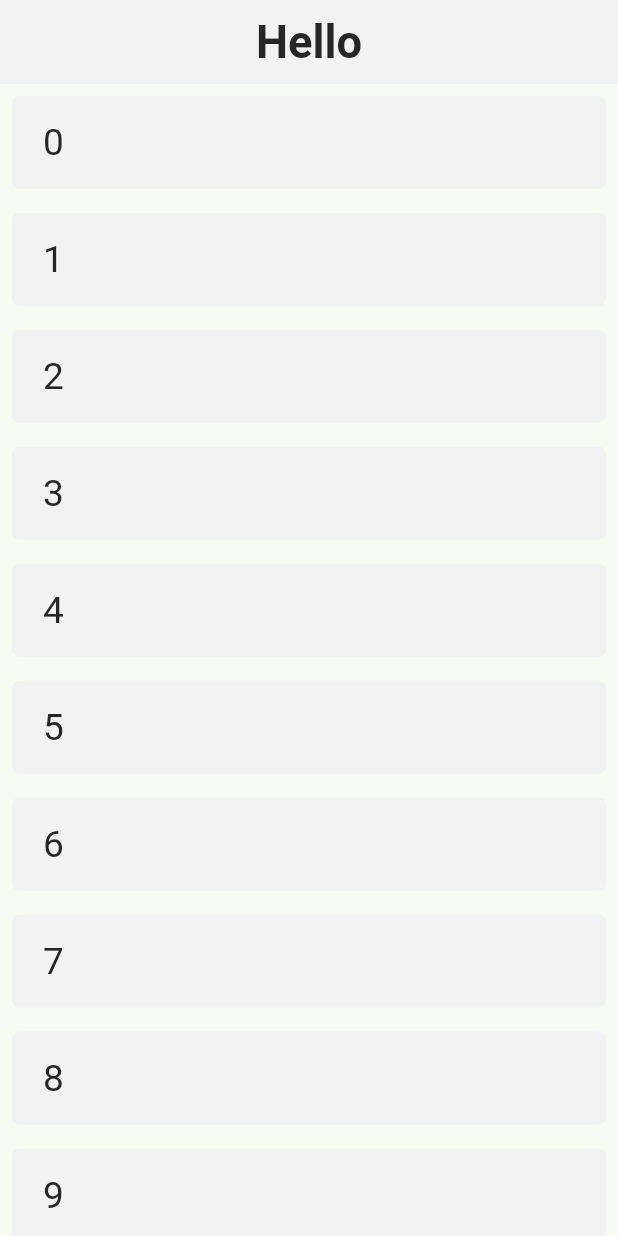
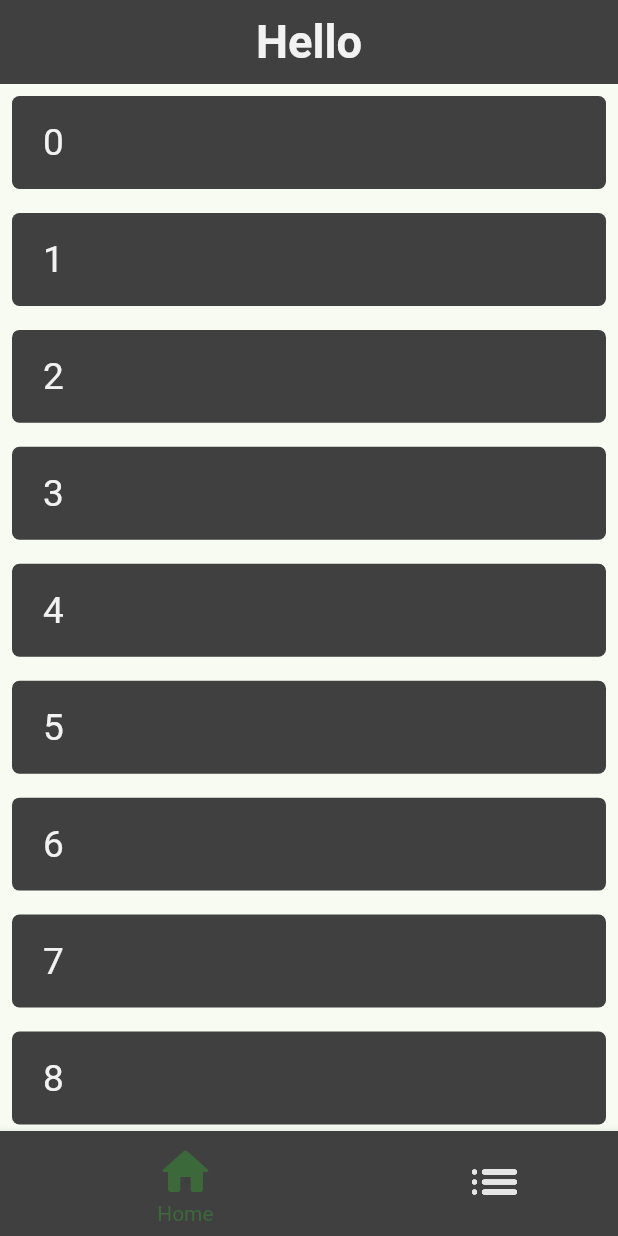
Before and after one commit to kasundularaam/flutter3_startup_project, a Flutter app: the screen it shows after launch, on a phone screen of 412 x 824 dp. Run offline on Flutter 3.47's test engine with Material 2 defaults, Android fonts, the phone set to English and light mode, and no system bars; our stand-ins replace dio, easy_localization, equatable, flutter_bloc, location, shared_preferences and 2 more.

Commit message:
working on theme

```diff
--- a/lib/core/themes/app_theme.dart
+++ b/lib/core/themes/app_theme.dart
@@ -1,10 +1,15 @@
 import 'package:flutter/material.dart';
-import 'package:flutter/scheduler.dart';
 import 'package:flutter/services.dart';
 
 import 'app_colors.dart';
 
 class AppTheme {
+  static ThemeMode currentThemeMode = ThemeMode.light;
+
+  static currentMode(ThemeMode mode) {
+    currentThemeMode = mode;
+  }
+
   static final ThemeData lightTheme = ThemeData(
     colorSchemeSeed: AppColors.primaryColor,
     backgroundColor: AppColors.lightBackgroundColor,
@@ -14,9 +19,6 @@ class AppTheme {
     colorSchemeSeed: AppColors.primaryColor,
     backgroundColor: AppColors.darkBackgroundColor,
   );
-
-  static Brightness get currentSystemBrightness =>
-      SchedulerBinding.instance.window.platformBrightness;
 
   static setStatusBarAndNavigationBarColors(ThemeMode themeMode) {
     SystemChrome.setSystemUIOverlayStyle(
@@ -38,18 +40,15 @@ class AppTheme {
 }
 
 extension ThemeExtras on ThemeData {
-  Color get foregroundColor =>
-      AppTheme.currentSystemBrightness == Brightness.light
+  Color get foregroundColor => AppTheme.currentThemeMode == Brightness.light
       ? AppColors.lightForegroundColor
       : AppColors.darkForegroundColor;
 
-  Color get onGroundColor =>
-      AppTheme.currentSystemBrightness == Brightness.light
+  Color get onGroundColor => AppTheme.currentThemeMode == Brightness.light
       ? AppColors.lightOnGroundColor
       : AppColors.darkOnGroundColor;
 
-  Color get onGroundColorLow =>
-      AppTheme.currentSystemBrightness == Brightness.light
+  Color get onGroundColorLow => AppTheme.currentThemeMode == Brightness.light
       ? AppColors.lightOnGroundColorLow
       : AppColors.darkOnGroundColorLow;
 }
--- a/lib/data/shared/shared_theme.dart
+++ b/lib/data/shared/shared_theme.dart
@@ -6,25 +6,21 @@ class SharedTheme {
 
   static Future<ThemeMode> getTheme() async {
     SharedPreferences preferences = await SharedPreferences.getInstance();
-    final String theme = preferences.getString(themeKey) ?? "system";
-    if (theme == "light") {
-      return ThemeMode.light;
-    }
+    final String theme = preferences.getString(themeKey) ?? "light";
     if (theme == "dark") {
       return ThemeMode.dark;
     }
-    return ThemeMode.system;
+    return ThemeMode.light;
   }
 
   static Future setTheme({required ThemeMode themeMode}) async {
-    SharedPreferences preferences = await SharedPreferences.getInstance();
+    final SharedPreferences preferences = await SharedPreferences.getInstance();
+
     if (themeMode == ThemeMode.light) {
       preferences.setString(themeKey, "light");
     }
     if (themeMode == ThemeMode.dark) {
       preferences.setString(themeKey, "dark");
-    } else {
-      preferences.setString(themeKey, "system");
     }
   }
 }
--- a/lib/main.dart
+++ b/lib/main.dart
@@ -35,40 +35,7 @@ class App extends StatelessWidget {
           create: (context) => AuthCubit(),
         )
       ],
-      child: const EnterApp(),
-    );
-  }
-}
-
-class EnterApp extends StatefulWidget {
-  const EnterApp({Key? key}) : super(key: key);
-
-  @override
-  State<EnterApp> createState() => _EnterAppState();
-}
-
-class _EnterAppState extends State<EnterApp> with WidgetsBindingObserver {
-  @override
-  void initState() {
-    WidgetsBinding.instance.addObserver(this);
-    super.initState();
-  }
-
-  @override
-  void didChangePlatformBrightness() {
-    context.read<ThemeCubit>().setTheme();
-    super.didChangePlatformBrightness();
-  }
-
-  @override
-  void dispose() {
-    WidgetsBinding.instance.removeObserver(this);
-    super.dispose();
-  }
-
-  @override
-  Widget build(BuildContext context) {
-    return Sizer(builder: (context, orientation, deviceType) {
+      child: Sizer(builder: (context, orientation, deviceType) {
         return MaterialApp(
           title: Strings.appTitle,
           theme: AppTheme.lightTheme,
@@ -81,6 +48,7 @@ class _EnterAppState extends State<EnterApp> with WidgetsBindingObserver {
           debugShowCheckedModeBanner: false,
           onGenerateRoute: AppRouter.onGenerateRoute,
         );
-    });
+      }),
+    );
   }
 }
--- a/lib/presentation/components/app_buttons.dart
+++ b/lib/presentation/components/app_buttons.dart
@@ -37,7 +37,7 @@ class ButtonText extends StatelessWidget {
   @override
   Widget build(BuildContext context) {
     return TextButton(
-      onPressed: onPressed(),
+      onPressed: () => onPressed(),
       child: Row(
         children: [
           text != null ? HeadlineMedium(text: text!) : const Nothing(),
--- a/lib/presentation/components/app_pages.dart
+++ b/lib/presentation/components/app_pages.dart
@@ -1,4 +1,6 @@
+import 'package:easy_localization/easy_localization.dart';
 import 'package:flutter/material.dart';
+
 import 'package:flutter3_startup_project/core/themes/app_theme.dart';
 
 import 'app_texts.dart';
@@ -6,12 +8,10 @@ import 'app_texts.dart';
 class AppPage extends StatelessWidget {
   final Widget body;
   final Widget? appBar;
-  final Widget? navBar;
   const AppPage({
     Key? key,
     required this.body,
     this.appBar,
-    this.navBar,
   }) : super(key: key);
 
   @override
@@ -23,10 +23,10 @@ class AppPage extends StatelessWidget {
           child: NestedScrollView(
             headerSliverBuilder: (context, innerBoxIsScrolled) => [appBar!],
             floatHeaderSlivers: true,
+            physics: const BouncingScrollPhysics(),
             body: body,
           ),
         ),
-        bottomNavigationBar: navBar,
       );
     }
     return Scaffold(
@@ -34,6 +34,44 @@ class AppPage extends StatelessWidget {
       body: SafeArea(
         child: body,
       ),
+    );
+  }
+}
+
+class AppTab extends StatelessWidget {
+  final Widget body;
+  final Widget appBar;
+  const AppTab({
+    Key? key,
+    required this.body,
+    required this.appBar,
+  }) : super(key: key);
+
+  @override
+  Widget build(BuildContext context) {
+    return NestedScrollView(
+      headerSliverBuilder: (context, innerBoxIsScrolled) => [appBar],
+      floatHeaderSlivers: true,
+      physics: const BouncingScrollPhysics(),
+      body: body,
+    );
+  }
+}
+
+class AppNavPage extends StatelessWidget {
+  final Widget body;
+  final Widget navBar;
+  const AppNavPage({
+    Key? key,
+    required this.body,
+    required this.navBar,
+  }) : super(key: key);
+
+  @override
+  Widget build(BuildContext context) {
+    return Scaffold(
+      backgroundColor: Theme.of(context).backgroundColor,
+      body: SafeArea(child: body),
       bottomNavigationBar: navBar,
     );
   }
@@ -62,15 +100,47 @@ class AppAppBar extends StatelessWidget {
 }
 
 class BottomNavBar extends StatefulWidget {
-  const BottomNavBar({super.key});
+  final int selectedIndex;
+  final Function(int) onTapped;
+  const BottomNavBar({
+    Key? key,
+    required this.selectedIndex,
+    required this.onTapped,
+  }) : super(key: key);
 
   @override
   State<BottomNavBar> createState() => _BottomNavBarState();
 }
 
 class _BottomNavBarState extends State<BottomNavBar> {
+  int get selectedIndex => widget.selectedIndex;
+  Function get onItemTapped => widget.onTapped;
   @override
   Widget build(BuildContext context) {
-    return Container();
+    return BottomNavigationBar(
+      items: <BottomNavigationBarItem>[
+        BottomNavigationBarItem(
+          icon: const Icon(
+            Icons.home_rounded,
+          ),
+          label: "home".tr(),
+          backgroundColor: Theme.of(context).foregroundColor,
+        ),
+        BottomNavigationBarItem(
+          icon: const Icon(
+            Icons.list_rounded,
+          ),
+          label: "requests".tr(),
+          backgroundColor: Theme.of(context).foregroundColor,
+        ),
+      ],
+      type: BottomNavigationBarType.shifting,
+      currentIndex: selectedIndex,
+      selectedItemColor: Theme.of(context).primaryColor,
+      unselectedItemColor: Theme.of(context).onGroundColorLow,
+      iconSize: 40,
+      onTap: (index) => onItemTapped(index),
+      elevation: 5,
+    );
   }
 }
--- a/lib/presentation/screens/home_screen/home_page.dart
+++ b/lib/presentation/screens/home_screen/home_page.dart
@@ -1,28 +1,37 @@
 import 'package:flutter/material.dart';
-import 'package:flutter3_startup_project/core/themes/app_theme.dart';
-import 'package:sizer/sizer.dart';
 
 import '../../components/app_pages.dart';
-import '../../components/app_texts.dart';
+import 'tabs/home_tab.dart';
+import 'tabs/profile_tab.dart';
 
-class HomePage extends StatelessWidget {
+class HomePage extends StatefulWidget {
   const HomePage({super.key});
 
   @override
+  State<HomePage> createState() => _HomePageState();
+}
+
+class _HomePageState extends State<HomePage> {
+  int _selectedIndex = 0;
+
+  void _onItemTapped(int index) {
+    setState(() {
+      _selectedIndex = index;
+    });
+  }
+
+  static final List<Widget> _widgetOptions = [
+    const HomeTab(),
+    const ProfileTab(),
+  ];
+
+  @override
   Widget build(BuildContext context) {
-    return AppPage(
-      appBar: AppAppBar(title: "Hello"),
-      body: ListView.builder(
-        physics: BouncingScrollPhysics(),
-        itemCount: 40,
-        itemBuilder: (context, index) => Container(
-          padding: EdgeInsets.symmetric(horizontal: 5.w, vertical: 2.h),
-          margin: const EdgeInsets.all(8.0),
-          decoration: BoxDecoration(
-              color: Theme.of(context).foregroundColor,
-              borderRadius: BorderRadius.circular(5)),
-          child: BodyLarge(text: "$index"),
-        ),
+    return AppNavPage(
+      body: _widgetOptions[_selectedIndex],
+      navBar: BottomNavBar(
+        onTapped: _onItemTapped,
+        selectedIndex: _selectedIndex,
       ),
     );
   }
--- a/lib/presentation/screens/home_screen/tabs/home_tab.dart
+++ b/lib/presentation/screens/home_screen/tabs/home_tab.dart
@@ -1,8 +1,9 @@
-import 'package:easy_localization/easy_localization.dart';
 import 'package:flutter/material.dart';
-import 'package:flutter3_startup_project/presentation/components/app_texts.dart';
+import 'package:flutter3_startup_project/core/themes/app_theme.dart';
+import 'package:sizer/sizer.dart';
 
 import '../../../components/app_pages.dart';
+import '../../../components/app_texts.dart';
 
 class HomeTab extends StatefulWidget {
   const HomeTab({Key? key}) : super(key: key);
@@ -14,8 +15,20 @@ class HomeTab extends StatefulWidget {
 class _HomeTabState extends State<HomeTab> {
   @override
   Widget build(BuildContext context) {
-    return Column(
-      children: [AppAppBar(title: "home".tr()), HeadlineMedium(text: "text")],
+    return AppTab(
+      appBar: const AppAppBar(title: "Hello"),
+      body: ListView.builder(
+        physics: const BouncingScrollPhysics(),
+        itemCount: 40,
+        itemBuilder: (context, index) => Container(
+          padding: EdgeInsets.symmetric(horizontal: 5.w, vertical: 2.h),
+          margin: const EdgeInsets.all(8.0),
+          decoration: BoxDecoration(
+              color: Theme.of(context).foregroundColor,
+              borderRadius: BorderRadius.circular(5)),
+          child: BodyLarge(text: "$index"),
+        ),
+      ),
     );
   }
 }
--- a/lib/presentation/screens/landing_screen/landing_page.dart
+++ b/lib/presentation/screens/landing_screen/landing_page.dart
@@ -1,5 +1,3 @@
-import 'dart:developer';
-
 import 'package:easy_localization/easy_localization.dart';
 import 'package:flutter/material.dart';
 import 'package:flutter_bloc/flutter_bloc.dart';
```
Also changed, not shown: lib/logic/theme_cubit/theme_cubit.dart (+3 -14 lines), lib/presentation/screens/home_screen/tabs/profile_tab.dart (+19 -13 lines), lib/presentation/screens/settings_screen/settings_page.dart (+13 -22 lines). Lines whose indentation alone changed are shown as unchanged.
